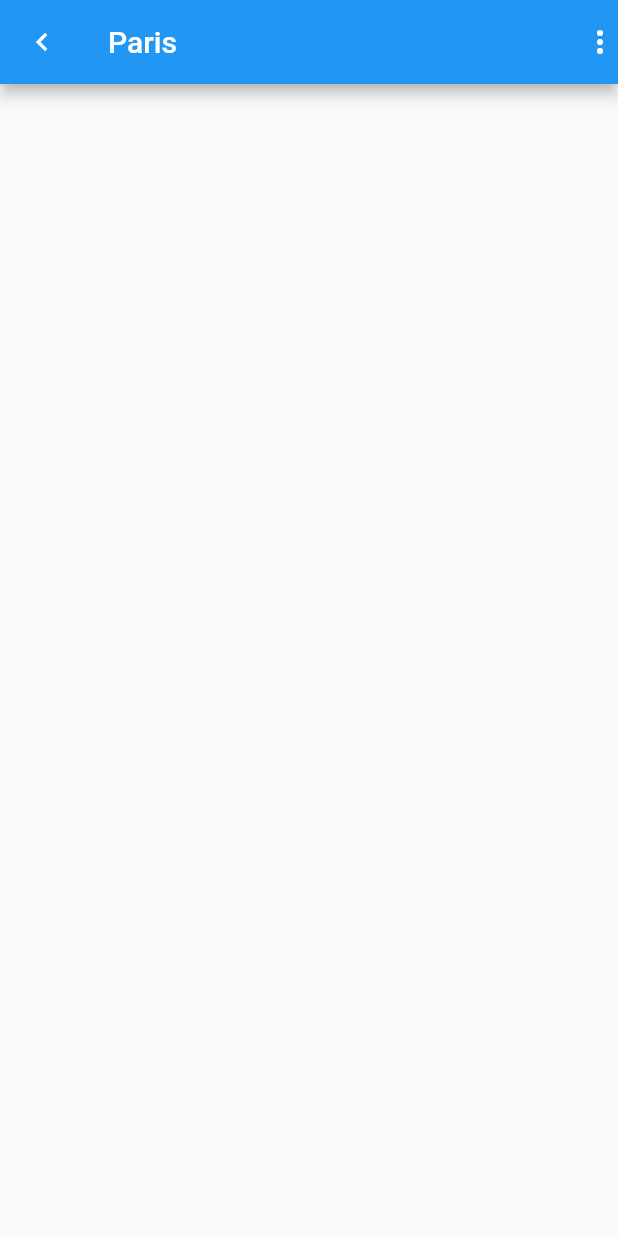
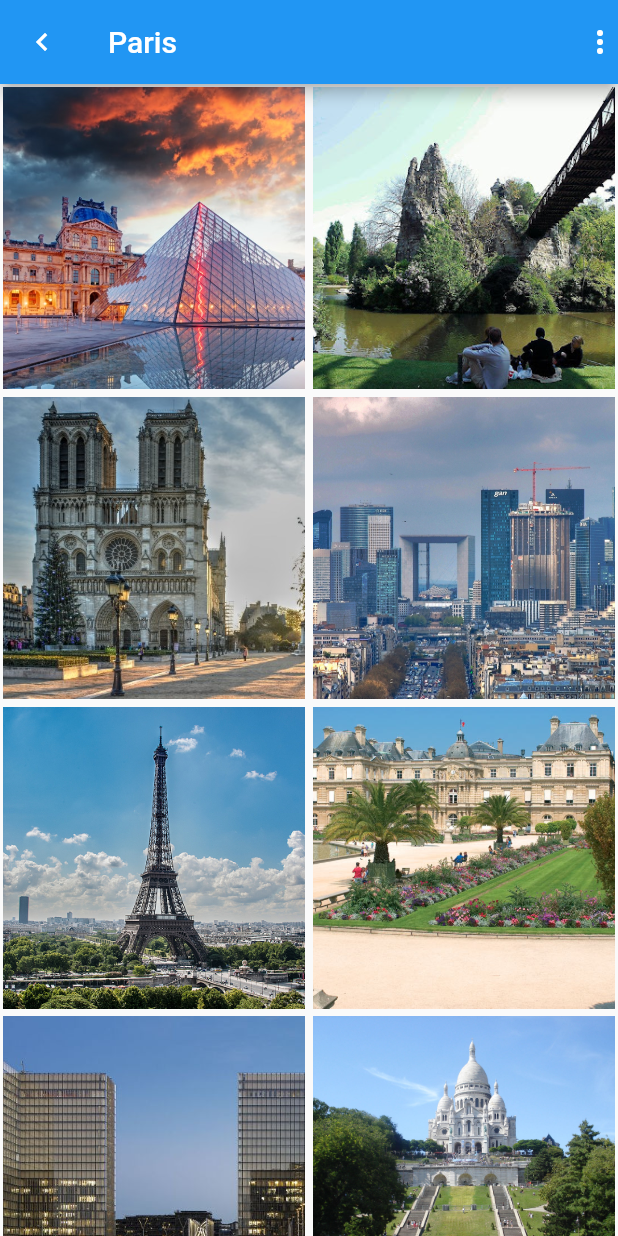
Before and after one commit to FARIDJADDA/fly_project, a Flutter app: the screen it shows after launch, on a phone screen of 412 x 824 dp. Run offline on Flutter 3.47's test engine with Material 2 defaults, Android fonts, the phone set to English and light mode, and no system bars.

Commit message:
add GriView widget on city.dart file

```diff
--- a/lib/datas/data.dart
+++ b/lib/datas/data.dart
@@ -26,7 +26,7 @@ List<Activity> activities = [
     city: 'Paris',
   ),
   Activity(
-    image: 'assets/images/activities/louvre.jpg',
+    image: 'assets/images/activities/effeil.jpg',
     name: 'Tour Effeil',
     id: 'a5',
     city: 'Paris',
--- a/lib/views/city/city.dart
+++ b/lib/views/city/city.dart
@@ -1,5 +1,6 @@
 import 'package:flutter/material.dart';
-import 'package:fly_project/models/activity.model.dart';
+import '../../models/activity.model.dart';
+import 'widgets/activity_card.dart';
 import '../../datas/data.dart' as data;
 
 class City extends StatefulWidget {
@@ -20,9 +21,15 @@ class _CityState extends State<City> {
         ],
       ),
       body: Container(
-        padding: EdgeInsets.all(10),
-        child: Column(
-          children: <Widget>[],
+        child: GridView.count(
+          mainAxisSpacing: 1,
+          crossAxisSpacing: 1,
+          crossAxisCount: 2,
+          children: widget.activities
+              .map((activity) => ActivityCard(
+                    activity: activity,
+                  ))
+              .toList(),
         ),
       ),
     );
--- /dev/null
+++ b/lib/views/city/widgets/activity_card.dart
@@ -0,0 +1,20 @@
+import 'package:flutter/material.dart';
+import '../../../models/activity.model.dart';
+
+class ActivityCard extends StatelessWidget {
+  final Activity activity;
+
+  ActivityCard({this.activity});
+
+  @override
+  Widget build(BuildContext context) {
+    return Container(
+      width: double.infinity,
+      margin: EdgeInsets.all(2),
+      child: Image.asset(
+        activity.image,
+        fit: BoxFit.cover,
+      ),
+    );
+  }
+}
--- a/pubspec.yaml
+++ b/pubspec.yaml
@@ -45,6 +45,7 @@ flutter:
   # To add assets to your application, add an assets section, like this:
   assets:
     - assets/images/
+    - assets/images/activities/
   #   - images/a_dot_burr.jpeg
   #   - images/a_dot_ham.jpeg
 
```
Also changed, not shown: assets/images/activities/catacombe.jpg (added), assets/images/activities/chaumont.jpg (added), assets/images/activities/dame.jpg (added), assets/images/activities/defense.jpg (added), assets/images/activities/effeil.jpg (added), assets/images/activities/louvre.jpg (added), assets/images/activities/luxembourg.jpg (added), assets/images/activities/mitterand.jpg (added), assets/images/activities/montmartre.jpg (added).
